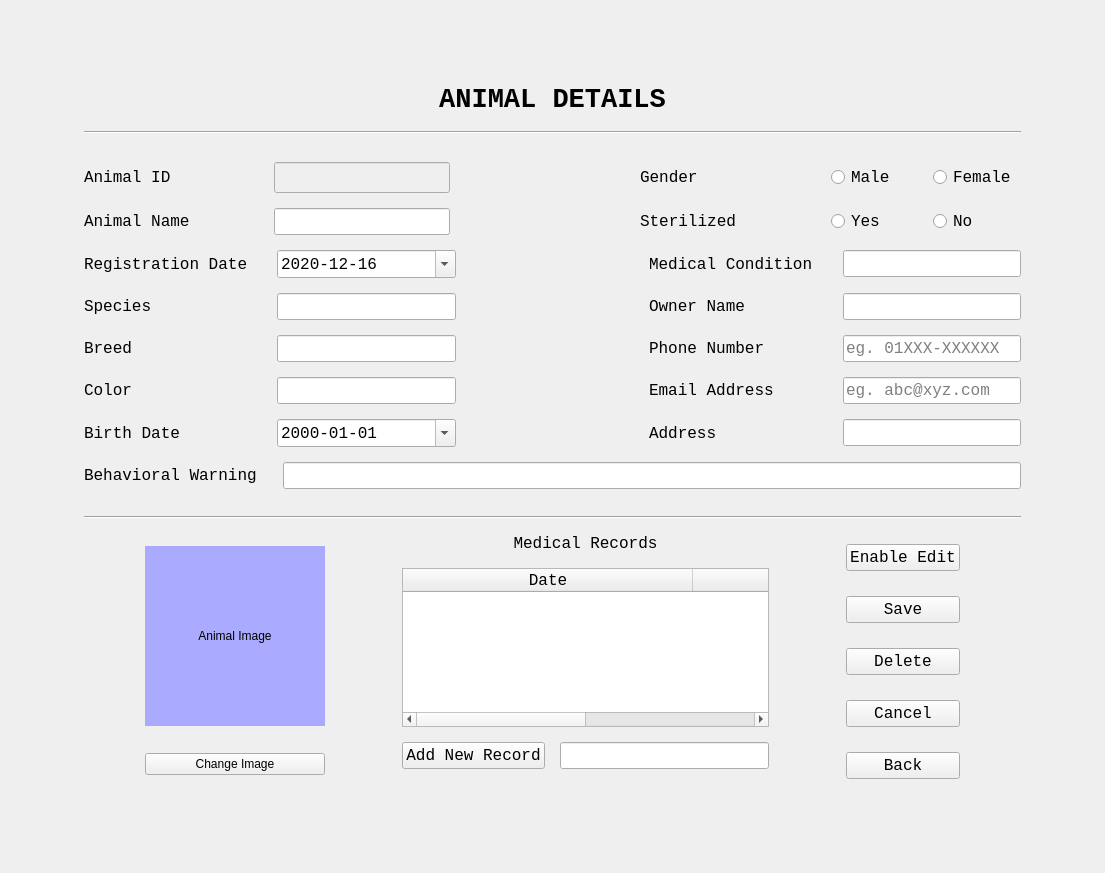
First picture: the form in AnimalDetailsUI.ui, repository ASNaeem/Simple-VCMS, before the edit.
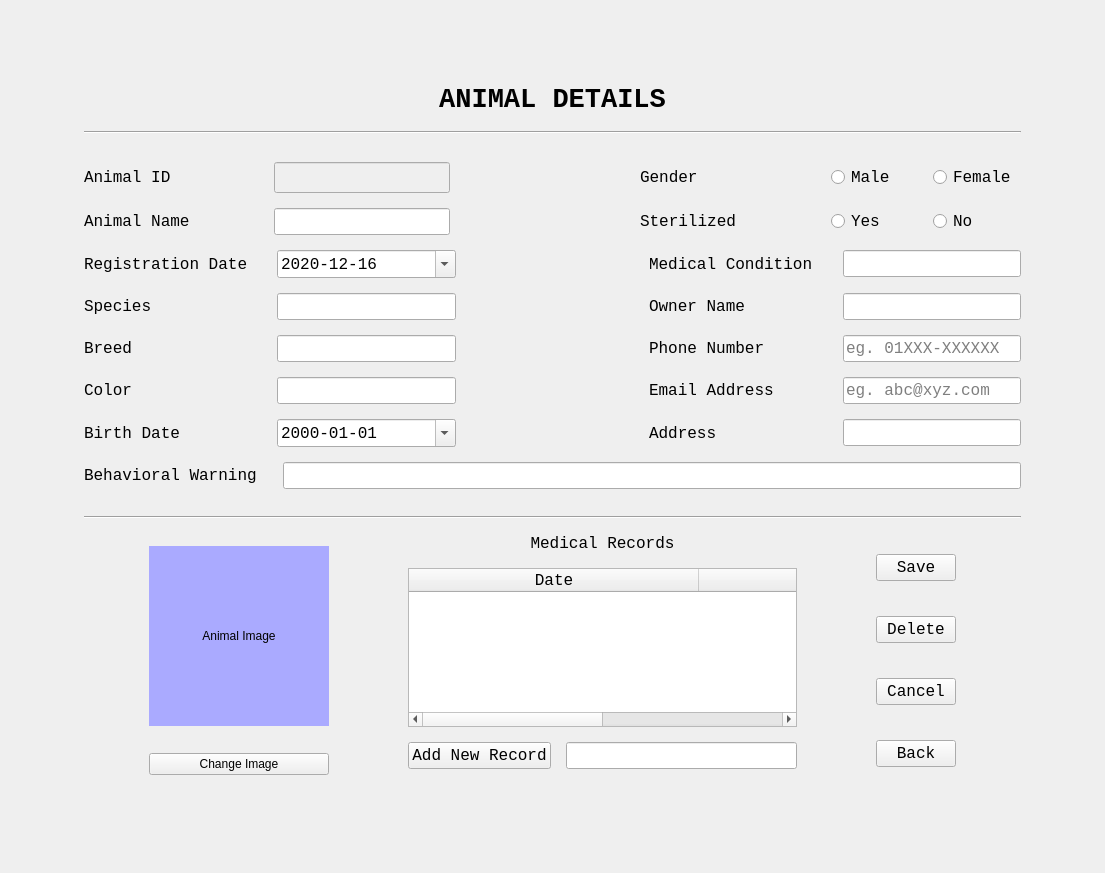
Second picture: the form after the edit.

Commit message: button group added

The edit to the form file:
```diff
--- a/AnimalDetailsUI.ui
+++ b/AnimalDetailsUI.ui
@@ -854,19 +854,6 @@
         </item>
         <item>
          <layout class="QVBoxLayout" name="verticalLayout_6">
-          <item>
-           <widget class="QPushButton" name="button_animal_edit">
-            <property name="font">
-             <font>
-              <family>Courier New</family>
-              <pointsize>12</pointsize>
-             </font>
-            </property>
-            <property name="text">
-             <string>Enable Edit</string>
-            </property>
-           </widget>
-          </item>
           <item>
            <widget class="QPushButton" name="button_animal_save">
             <property name="font">
```
Left out of the diff: 16 changed lines with no effect on the pictures.
